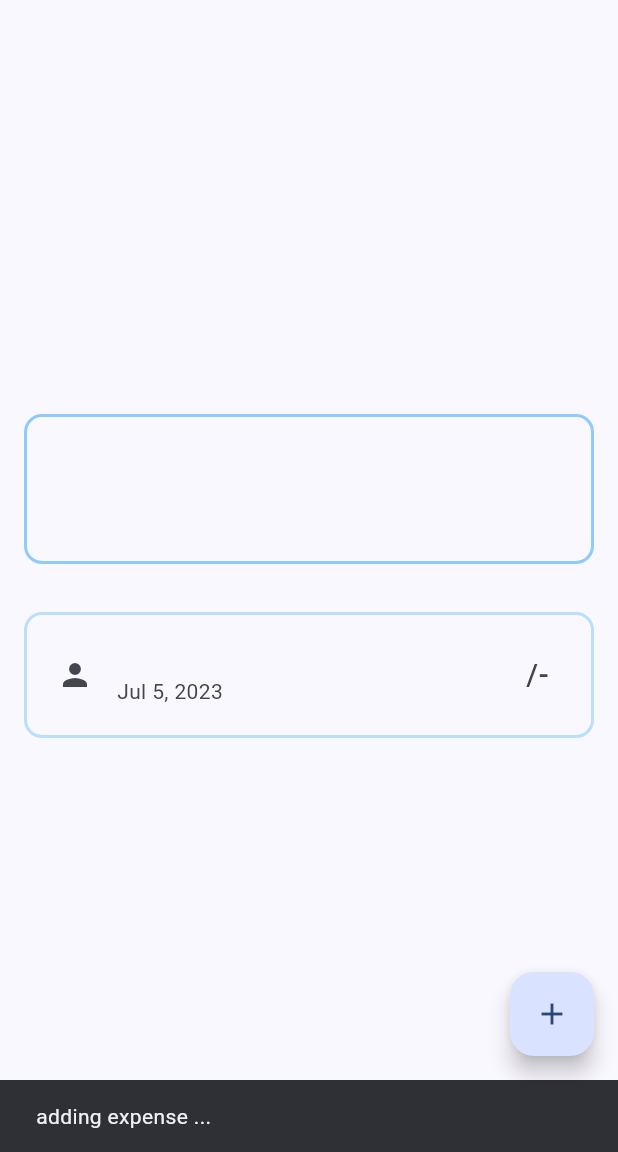
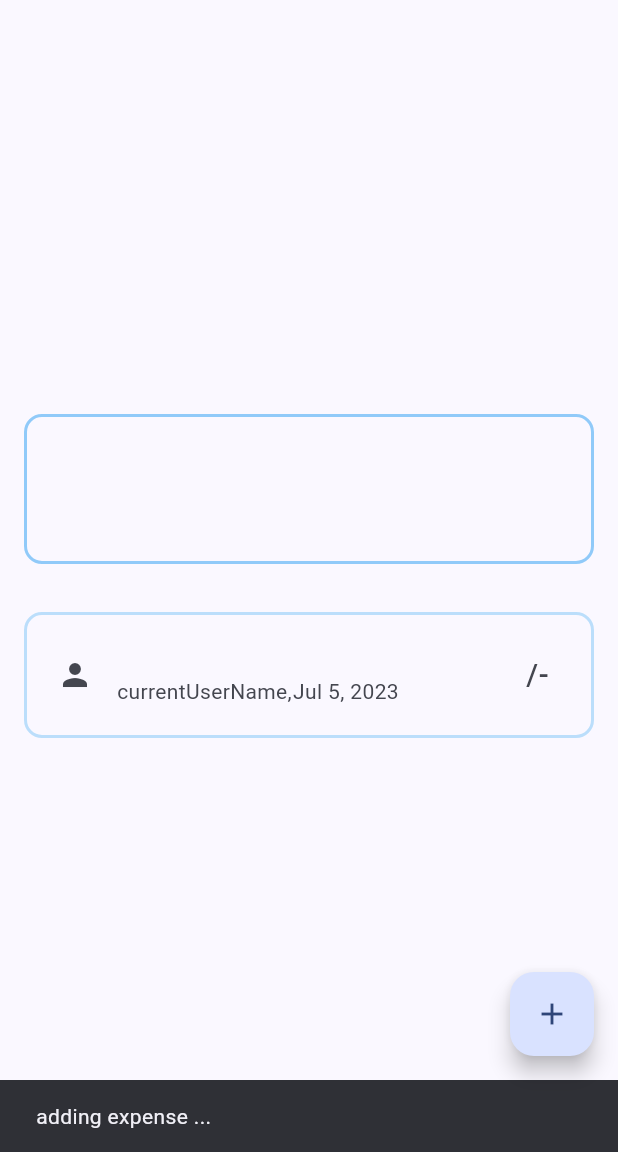
Before and after one commit to sudharshanakshay/fraction, a Flutter app: the AddExpenseLayout screen opened directly, after a tap on "Save", on a phone screen of 412 x 824 dp, the part 84-1236 px from its top. Run offline on Flutter 3.47's test engine with Material 2 defaults, Android fonts, the phone set to English and light mode, and no system bars; our stand-ins replace cloud_firestore, firebase_auth, firebase_core, google_sign_in, sqflite; missing offline and left inert: firebase_ui_auth; accounts and stored records are empty; statements that could not run were skipped.

Commit message:
added userName to viewExpense layout

```diff
--- a/lib/screens/home/view_expense.dart
+++ b/lib/screens/home/view_expense.dart
@@ -83,9 +83,22 @@ class ViewExpenseLayoutState extends State<ViewExpenseLayout> {
                                 title: Text(
                                     '${snapshot.data?.docs[index]['description']}'),
                                 //isThreeLine: true,
-                                subtitle: Text(DateFormat.yMMMd().format(
-                                    snapshot.data?.docs[index]['timeStamp']
+                                subtitle: Row(
+                                  mainAxisSize: MainAxisSize.min,
+                                  children: <Widget>[
+                                    Text(
+                                        snapshot.data?.docs[index]['userName']),
+                                    const Text(','),
+                                    const Flexible(
+                                      child: FractionallySizedBox(
+                                        widthFactor: 0.01,
+                                      ),
+                                    ),
+                                    Text(DateFormat.yMMMd().format(snapshot
+                                        .data?.docs[index]['timeStamp']
                                         .toDate())),
+                                  ],
+                                ),
 
                                 trailing: Text(
                                   '${snapshot.data?.docs[index]['cost']}/-',
--- a/lib/screens/profile/profile_layout.dart
+++ b/lib/screens/profile/profile_layout.dart
@@ -4,7 +4,6 @@ import 'package:fraction/services/auth/auth.services.dart';
 import 'package:provider/provider.dart';
 import 'package:intl/intl.dart';
 import '../../services/expense/expense.services.dart';
-import '../../services/profile/profile.services.dart';
 
 class Profile extends StatefulWidget {
   const Profile({super.key});
--- a/lib/services/expense/expense.services.dart
+++ b/lib/services/expense/expense.services.dart
@@ -10,6 +10,16 @@ void deleteExpense(docId) {
       );
 }
 
+Stream<QuerySnapshot> getCurrentUserExpenseCollection(
+    {required currentUserEmail}) {
+  return FirebaseFirestore.instance
+      .collection('expense')
+      .where('groupName', isEqualTo: 'akshaya')
+      .where('emailAddress', whereIn: [currentUserEmail])
+      .orderBy('timeStamp', descending: true)
+      .snapshots();
+}
+
 Future addExpenseToCloud({required String description, required cost}) async {
   await getProfileDetailsFromLocalDatabase().then((ProfileModel profileModel) {
     return FirebaseFirestore.instance
@@ -17,6 +27,7 @@ Future addExpenseToCloud({required String description, required cost}) async {
         .add(<String, dynamic>{
       'description': description,
       'cost': cost,
+      'userName': profileModel.currentUserName,
       'emailAddress': profileModel.currentUserEmail,
       'groupName': 'akshaya',
       'timeStamp': DateTime.now()
--- a/lib/services/profile/profile.services.dart
+++ b/lib/services/profile/profile.services.dart
@@ -1,14 +1,4 @@
 import 'package:cloud_firestore/cloud_firestore.dart';
-
-Stream<QuerySnapshot> getCurrentUserExpenseCollection(
-    {required currentUserEmail}) {
-  return FirebaseFirestore.instance
-      .collection('expense')
-      .where('groupName', isEqualTo: 'akshaya')
-      .where('emailAddress', whereIn: [currentUserEmail])
-      .orderBy('timeStamp', descending: true)
-      .snapshots();
-}
 
 void createUserProfile(name, email, color) {
   FirebaseFirestore.instance
```
